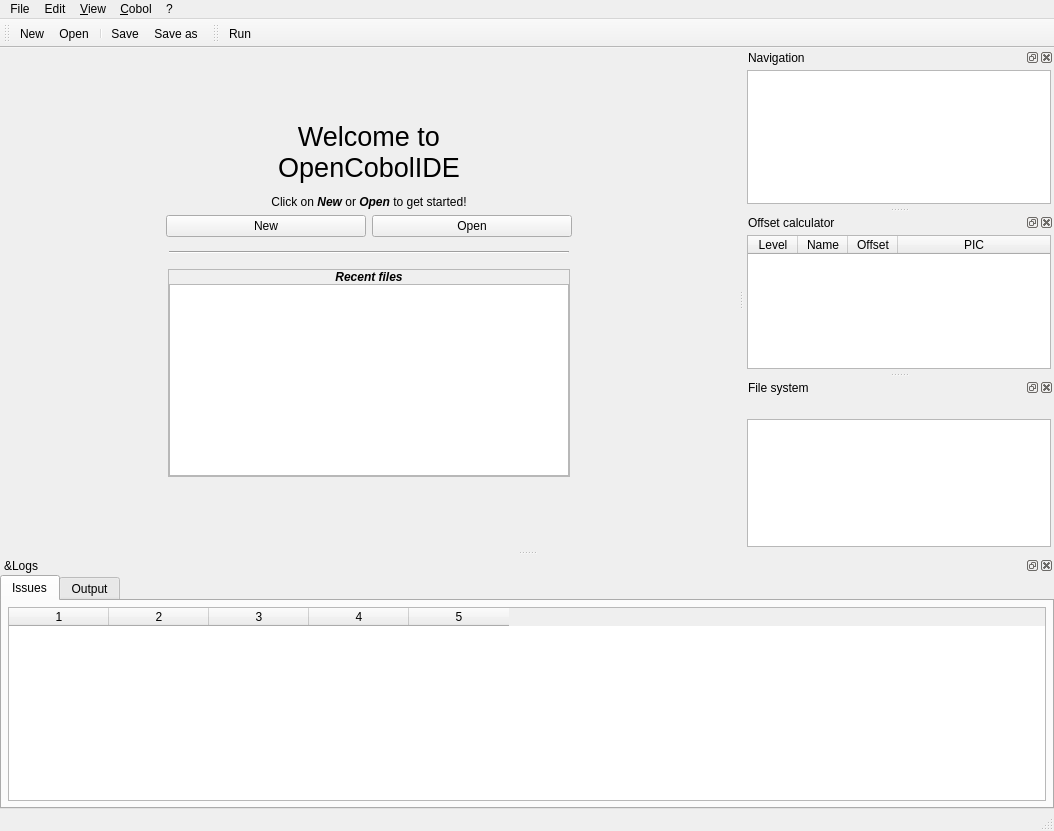
The window that forms/ide.ui (OpenCobolIDE/OpenCobolIDE) describes before a commit, drawn with Qt 5.
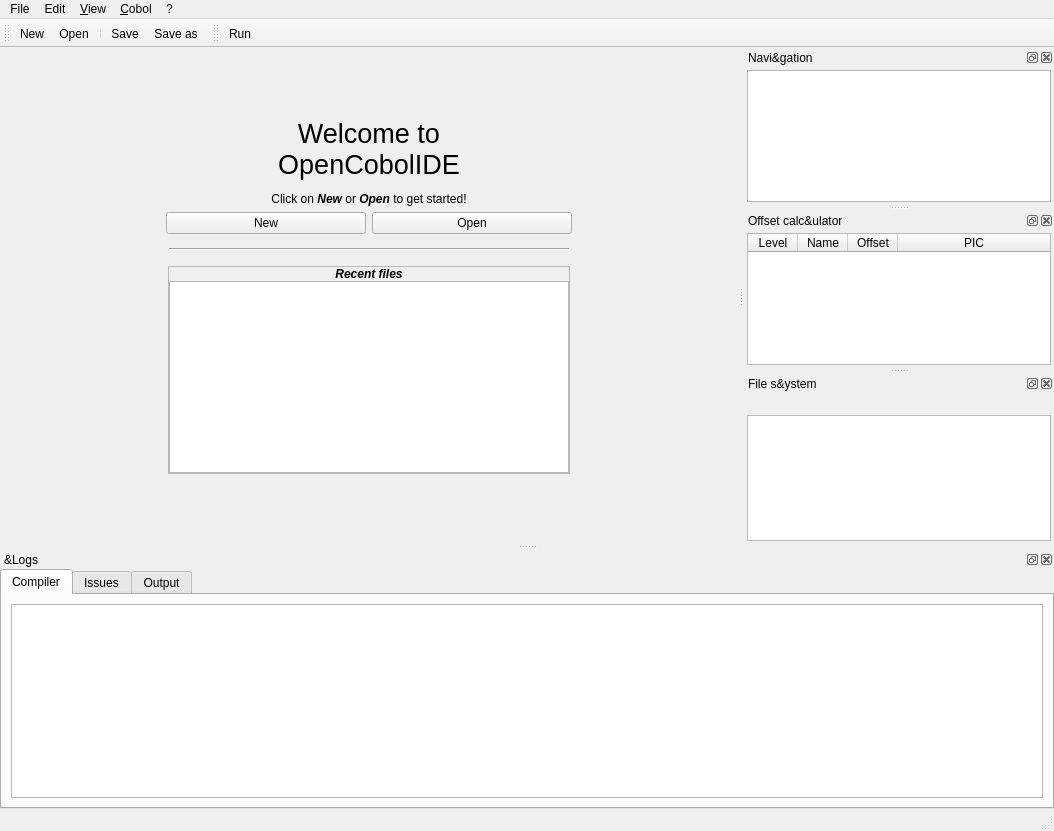
The same window after the commit. The open tabs and pages were chosen to show the change. Icons and pictures are not drawn. Custom widgets are drawn as their Qt base class.

Commit message:
Add a compiler output log
Close #124

```diff
--- a/forms/ide.ui
+++ b/forms/ide.ui
@@ -461,6 +461,20 @@
        <property name="currentIndex">
         <number>1</number>
        </property>
+       <widget class="QWidget" name="tabCompiler">
+        <attribute name="icon">
+         <iconset resource="ide.qrc">
+          <normaloff>:/ide-icons/rc/silex-32x32.png</normaloff>:/ide-icons/rc/silex-32x32.png</iconset>
+        </attribute>
+        <attribute name="title">
+         <string>Compiler</string>
+        </attribute>
+        <layout class="QGridLayout" name="gridLayout_6">
+         <item row="0" column="0">
+          <widget class="QTextEdit" name="textEditCompilerOutput"/>
+         </item>
+        </layout>
+       </widget>
        <widget class="QWidget" name="tabCompiler">
         <attribute name="icon">
          <iconset theme="emblem-important">
@@ -654,7 +668,7 @@
     <set>QDockWidget::AllDockWidgetFeatures</set>
    </property>
    <property name="windowTitle">
-    <string>Navigation</string>
+    <string>Navi&amp;gation</string>
    </property>
    <attribute name="dockWidgetArea">
     <number>2</number>
@@ -705,7 +719,7 @@
     </size>
    </property>
    <property name="windowTitle">
-    <string>Offset calculator</string>
+    <string>Offset calc&amp;ulator</string>
    </property>
    <attribute name="dockWidgetArea">
     <number>2</number>
@@ -795,7 +809,7 @@
     </size>
    </property>
    <property name="windowTitle">
-    <string>File system</string>
+    <string>File s&amp;ystem</string>
    </property>
    <attribute name="dockWidgetArea">
     <number>2</number>
```
Left out of the diff: 4 changed lines with no effect on the pictures. The commit also changes 5 other files.
